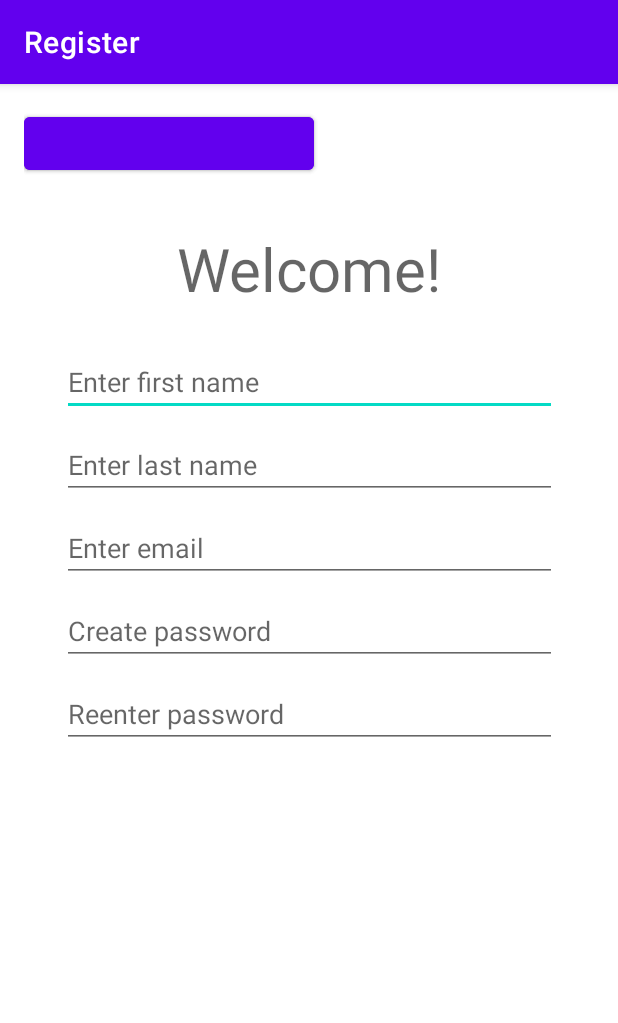
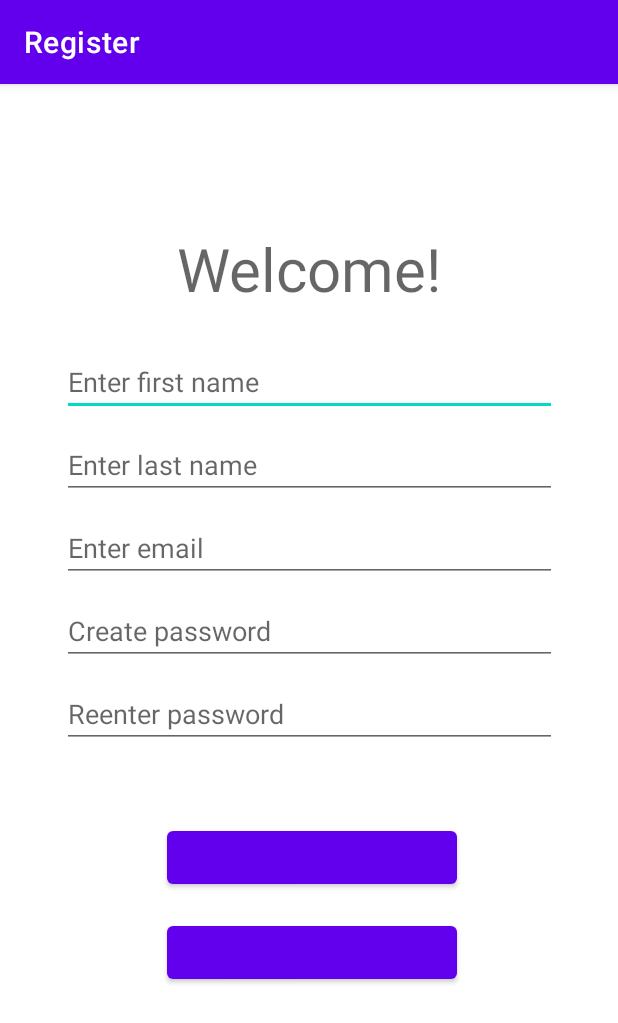
Before and after one commit to gurmehrkaur/todolu, an Android app: the registration screen opened directly, with no data from a screen before it, on a phone screen of 412 x 824 dp. Shown: the top 1023 px of the screen. Run offline under Robolectric (Android 15) with nearby library versions, the phone set to English and light mode, and no system bars; our stand-ins replace Firebase (no records; nobody signed in at launch, a user with empty details on screens opened directly).

```diff
--- a/app/build.gradle
+++ b/app/build.gradle
@@ -1,5 +1,6 @@
 plugins {
     id 'com.android.application'
+    id 'com.google.gms.google-services'
 }
 
 android {
--- a/app/src/main/res/layout/login.xml
+++ b/app/src/main/res/layout/login.xml
@@ -42,14 +42,13 @@
 
     <Button
         android:id="@+id/login"
-        android:enabled="false"
         android:layout_width="wrap_content"
         android:layout_height="wrap_content"
         android:layout_gravity="start"
-        android:layout_marginTop="0dp"
         android:layout_marginBottom="64dp"
+        android:backgroundTint="#D0D3D3"
+        android:enabled="true"
         android:text="@string/action_sign_in"
-        android:backgroundTint="#D0D3D3"
         app:layout_constraintBottom_toBottomOf="parent"
         app:layout_constraintEnd_toEndOf="parent"
         app:layout_constraintStart_toStartOf="parent"
--- a/app/src/main/res/layout/registration.xml
+++ b/app/src/main/res/layout/registration.xml
@@ -1,15 +1,14 @@
 <?xml version="1.0" encoding="utf-8"?>
-<androidx.constraintlayout.widget.ConstraintLayout
-    xmlns:android="http://schemas.android.com/apk/res/android"
+<androidx.constraintlayout.widget.ConstraintLayout xmlns:android="http://schemas.android.com/apk/res/android"
     xmlns:app="http://schemas.android.com/apk/res-auto"
     xmlns:tools="http://schemas.android.com/tools"
     android:id="@+id/container"
     android:layout_width="match_parent"
     android:layout_height="match_parent"
+    android:paddingLeft="@dimen/activity_horizontal_margin"
+    android:paddingTop="@dimen/activity_vertical_margin"
+    android:paddingRight="@dimen/activity_horizontal_margin"
     android:paddingBottom="@dimen/activity_vertical_margin"
-    android:paddingLeft="@dimen/activity_horizontal_margin"
-    android:paddingRight="@dimen/activity_horizontal_margin"
-    android:paddingTop="@dimen/activity_vertical_margin"
     tools:context=".registration">
 
 
@@ -19,9 +18,9 @@
         android:layout_height="wrap_content"
         android:layout_marginTop="80dp"
         android:hint="Welcome!"
+        android:selectAllOnFocus="true"
+        android:textAlignment="center"
         android:textSize="40sp"
-        android:textAlignment="center"
-        android:selectAllOnFocus="true"
         app:layout_constraintEnd_toEndOf="parent"
         app:layout_constraintStart_toStartOf="parent"
         app:layout_constraintTop_toTopOf="parent" />
@@ -31,82 +30,91 @@
         android:layout_width="330dp"
         android:layout_height="wrap_content"
         android:layout_marginTop="160dp"
+        android:autofillHints="Enter username"
         android:hint="Enter first name"
         android:selectAllOnFocus="true"
         app:layout_constraintEnd_toEndOf="parent"
         app:layout_constraintStart_toStartOf="parent"
-        app:layout_constraintTop_toTopOf="parent"
-        android:autofillHints="Enter username" />
+        app:layout_constraintTop_toTopOf="parent" />
 
     <EditText
         android:id="@+id/lastname"
         android:layout_width="330dp"
         android:layout_height="wrap_content"
         android:layout_marginTop="10dp"
+        android:autofillHints=""
         android:hint="Enter last name"
         android:imeActionLabel="@string/action_sign_in_short"
         android:imeOptions="actionDone"
         android:selectAllOnFocus="true"
         app:layout_constraintEnd_toEndOf="parent"
         app:layout_constraintStart_toStartOf="parent"
-        app:layout_constraintTop_toBottomOf="@+id/firstname"
-        android:autofillHints="" />
+        app:layout_constraintTop_toBottomOf="@+id/firstname" />
 
     <EditText
         android:id="@+id/email"
         android:layout_width="330dp"
         android:layout_height="wrap_content"
         android:layout_marginTop="10dp"
+        android:autofillHints=""
         android:hint="Enter email"
         android:imeActionLabel="@string/action_sign_in_short"
         android:imeOptions="actionDone"
         android:selectAllOnFocus="true"
         app:layout_constraintEnd_toEndOf="parent"
         app:layout_constraintStart_toStartOf="parent"
-        app:layout_constraintTop_toBottomOf="@+id/lastname"
-        android:autofillHints="" />
+        app:layout_constraintTop_toBottomOf="@+id/lastname" />
 
     <EditText
         android:id="@+id/password"
         android:layout_width="330dp"
         android:layout_height="wrap_content"
         android:layout_marginTop="10dp"
+        android:autofillHints=""
         android:hint="Create password"
         android:imeActionLabel="@string/action_sign_in_short"
         android:imeOptions="actionDone"
         android:selectAllOnFocus="true"
         app:layout_constraintEnd_toEndOf="parent"
         app:layout_constraintStart_toStartOf="parent"
-        app:layout_constraintTop_toBottomOf="@+id/email"
-        android:autofillHints="" />
+        app:layout_constraintTop_toBottomOf="@+id/email" />
 
     <EditText
         android:id="@+id/reenterpassword"
         android:layout_width="330dp"
         android:layout_height="wrap_content"
         android:layout_marginTop="10dp"
+        android:autofillHints=""
         android:hint="Reenter password"
         android:imeActionLabel="@string/action_sign_in_short"
         android:imeOptions="actionDone"
         android:selectAllOnFocus="true"
         app:layout_constraintEnd_toEndOf="parent"
         app:layout_constraintStart_toStartOf="parent"
-        app:layout_constraintTop_toBottomOf="@+id/password"
-        android:autofillHints="" />
+        app:layout_constraintTop_toBottomOf="@+id/password" />
 
     <Button
         android:id="@+id/register"
         android:layout_width="193dp"
         android:layout_height="47dp"
-        tools:layout_editor_absoluteX="87dp"
-        tools:layout_editor_absoluteY="460dp" />
+        android:layout_marginStart="103dp"
+        android:layout_marginTop="476dp"
+        android:layout_marginEnd="99dp"
+        android:enabled="true"
+        app:layout_constraintEnd_toEndOf="parent"
+        app:layout_constraintStart_toStartOf="parent"
+        app:layout_constraintTop_toTopOf="parent" />
 
     <Button
         android:id="@+id/alraccount"
         android:layout_width="193dp"
         android:layout_height="47dp"
-        tools:layout_editor_absoluteX="87dp"
-        tools:layout_editor_absoluteY="523dp" />
+        android:layout_marginStart="103dp"
+        android:layout_marginTop="539dp"
+        android:layout_marginEnd="99dp"
+        app:layout_constraintEnd_toEndOf="parent"
+        app:layout_constraintStart_toStartOf="parent"
+        app:layout_constraintTop_toTopOf="parent" />
 
 
 </androidx.constraintlayout.widget.ConstraintLayout>
--- a/build.gradle
+++ b/build.gradle
@@ -1,4 +1,8 @@
-// Top-level build file where you can add configuration options common to all sub-projects/modules.
+buildscript {
+    dependencies {
+        classpath 'com.google.gms:google-services:4.3.13'
+    }
+}// Top-level build file where you can add configuration options common to all sub-projects/modules.
 plugins {
     id 'com.android.application' version '7.2.1' apply false
     id 'com.android.library' version '7.2.1' apply false
```
Also changed, not shown: app/src/main/java/com/example/todolu/login.java (+85 -1 lines), 1 other file.
